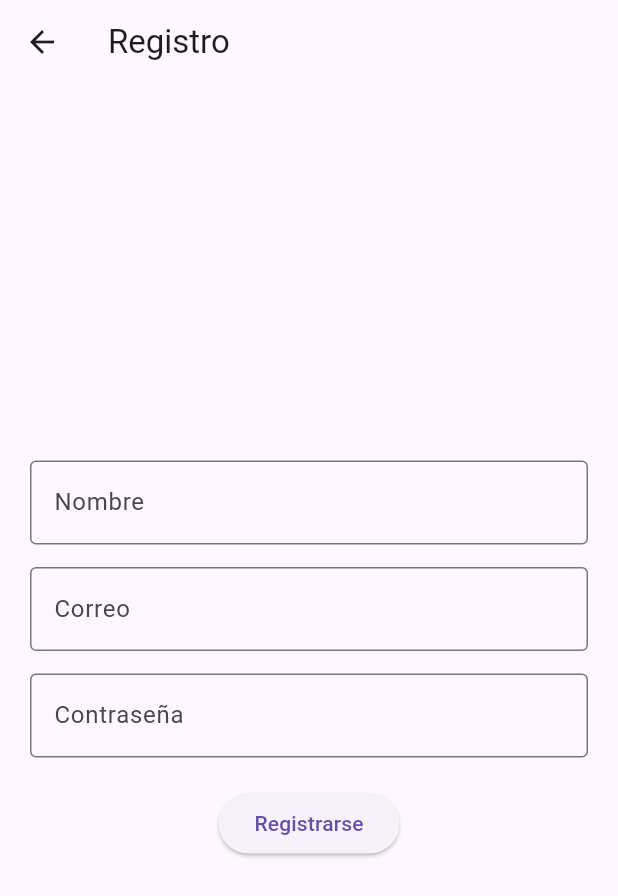
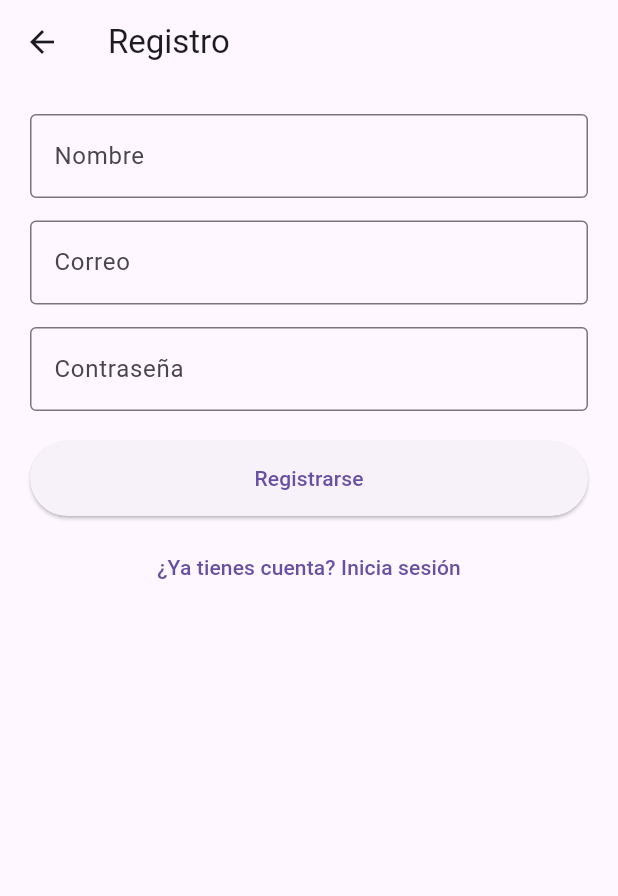
Before and after one commit to esfeApiGrupo5/EcoMercadoFrontendFlutter, a Flutter app: the screen it shows after launch, after a tap on "Iniciar sesión", after a tap on "¿No tienes cuenta? Regístrate", on a phone screen of 412 x 824 dp. Shown: the top 896 px of the screen. Run offline on Flutter 3.47's test engine with Material 3 defaults, Android fonts, the phone set to English and light mode, and no system bars; network calls fail.

Commit message:
error en register pero se avanzo en algo

```diff
--- a/lib/register_page.dart
+++ b/lib/register_page.dart
@@ -9,15 +9,20 @@ class RegisterPage extends StatefulWidget {
 }
 
 class _RegisterPageState extends State<RegisterPage> {
+  final _formKey = GlobalKey<FormState>();
+
   final _nameController = TextEditingController();
   final _emailController = TextEditingController();
   final _passwordController = TextEditingController();
+
   final AuthService _authService = AuthService();
 
   bool _isLoading = false;
   String? _errorMessage;
 
   void _register() async {
+    if (!_formKey.currentState!.validate()) return;
+
     setState(() {
       _isLoading = true;
       _errorMessage = null;
@@ -25,13 +30,14 @@ class _RegisterPageState extends State<RegisterPage> {
 
     try {
       final success = await _authService.register(
-        _nameController.text,
-        _emailController.text,
-        _passwordController.text,
+        _nameController.text.trim(),
+        _emailController.text.trim(),
+        _passwordController.text.trim(),
       );
 
       if (success) {
-        // Si se creó el usuario, lo mandamos al login
+        // Registro exitoso → ir al login
+        if (!mounted) return;
         Navigator.pushReplacementNamed(context, '/login');
       }
     } catch (e) {
@@ -49,55 +55,100 @@ class _RegisterPageState extends State<RegisterPage> {
   Widget build(BuildContext context) {
     return Scaffold(
       appBar: AppBar(title: const Text("Registro")),
-      body: Padding(
+      body: SingleChildScrollView(
         padding: const EdgeInsets.all(20.0),
+        child: Form(
+          key: _formKey,
           child: Column(
             mainAxisAlignment: MainAxisAlignment.center,
             children: [
-            TextField(
+              // Nombre
+              TextFormField(
                 controller: _nameController,
                 decoration: const InputDecoration(
                   labelText: "Nombre",
                   border: OutlineInputBorder(),
                 ),
+                validator: (value) =>
+                    value == null || value.isEmpty ? "Ingrese su nombre" : null,
               ),
               const SizedBox(height: 15),
-            TextField(
+
+              // Correo
+              TextFormField(
                 controller: _emailController,
                 decoration: const InputDecoration(
                   labelText: "Correo",
                   border: OutlineInputBorder(),
                 ),
+                keyboardType: TextInputType.emailAddress,
+                validator: (value) {
+                  if (value == null || value.isEmpty) {
+                    return "Ingrese su correo";
+                  }
+                  final emailRegex = RegExp(r'^[^@]+@[^@]+\.[^@]+');
+                  if (!emailRegex.hasMatch(value)) {
+                    return "Correo inválido";
+                  }
+                  return null;
+                },
               ),
               const SizedBox(height: 15),
-            TextField(
+
+              // Contraseña
+              TextFormField(
                 controller: _passwordController,
                 decoration: const InputDecoration(
                   labelText: "Contraseña",
                   border: OutlineInputBorder(),
                 ),
                 obscureText: true,
+                validator: (value) {
+                  if (value == null || value.isEmpty) {
+                    return "Ingrese una contraseña";
+                  }
+                  if (value.length < 6) {
+                    return "La contraseña debe tener al menos 6 caracteres";
+                  }
+                  return null;
+                },
               ),
               const SizedBox(height: 20),
 
+              // Botón
               if (_isLoading)
                 const CircularProgressIndicator()
               else
                 ElevatedButton(
                   onPressed: _register,
+                  style: ElevatedButton.styleFrom(
+                    minimumSize: const Size(double.infinity, 50),
+                  ),
                   child: const Text("Registrarse"),
                 ),
 
+              const SizedBox(height: 10),
+
+              // Link a login
+              TextButton(
+                onPressed: () =>
+                    Navigator.pushReplacementNamed(context, '/login'),
+                child: const Text("¿Ya tienes cuenta? Inicia sesión"),
+              ),
+
+              // Mensaje de error
               if (_errorMessage != null) ...[
                 const SizedBox(height: 15),
                 Text(
                   _errorMessage!,
                   style: const TextStyle(color: Colors.red),
+                  textAlign: TextAlign.center,
                 ),
               ],
             ],
           ),
         ),
+      ),
     );
   }
 }
--- a/lib/services/auth_service.dart
+++ b/lib/services/auth_service.dart
@@ -4,20 +4,26 @@ import 'package:http/http.dart' as http;
 class AuthService {
   final String baseUrl = "https://usuarioapi-nflv.onrender.com";
 
+  /// LOGIN
   Future<String?> login(String email, String password) async {
     final url = Uri.parse("$baseUrl/api/auth/login");
 
-    final response = await http.post(
-      url,
-      headers: {
+    final headers = {
       "Content-Type": "application/json",
       "Accept": "application/json",
-      },
-      body: jsonEncode({
-        "correo": email, // 👈 Ojo, aquí ya corrigiste bien
+    };
+
+    final bodyJson = jsonEncode({
+      "correo": email,
       "password": password,
-      }),
-    );
+    });
+
+    // 🔹 DEBUG
+    print("LOGIN URL: $url");
+    print("Headers: $headers");
+    print("Body: $bodyJson");
+
+    final response = await http.post(url, headers: headers, body: bodyJson);
 
     if (response.statusCode == 200) {
       final data = jsonDecode(response.body);
@@ -27,26 +33,33 @@ class AuthService {
     }
   }
 
+  /// REGISTER
  Future<bool> register(String nombre, String correo, String password) async {
-    final url = Uri.parse("$baseUrl/api/auth/register");
+  final url = Uri.parse("$baseUrl/api/auth/registra");
 
-    final response = await http.post(
-      url,
-      headers: {
+  final headers = {
     "Content-Type": "application/json",
     "Accept": "application/json",
-      },
-      body: jsonEncode({
+    "User-Agent": "PostmanRuntime/7.32.0"
+  };
+
+  final bodyJson = jsonEncode({
     "nombre": nombre,
     "correo": correo,
     "password": password,
     "estado": 1,
-        "idRol": 1,
-      }),
-    );
+    "idRol": 1
+  });
+
+  print("REGISTER URL: $url");
+  print("Headers: $headers");
+  print("Body: $bodyJson");
+
+  final response = await http.post(url, headers: headers, body: bodyJson);
 
   if (response.statusCode == 200 || response.statusCode == 201) {
-      return true; // registro exitoso
+    print("Registro exitoso: ${response.body}");
+    return true;
   } else {
     throw Exception("Error en registro: ${response.body}");
     }
```
Lines whose indentation alone changed are shown as unchanged.
